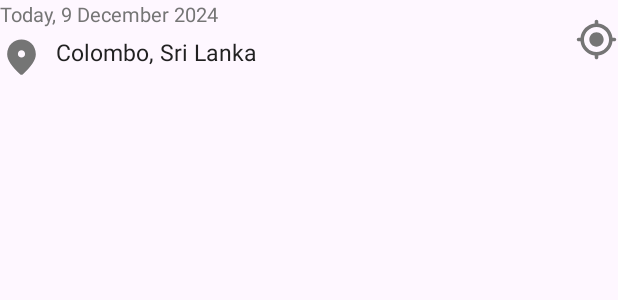
After one commit to Akilalochana/Software-Development-Group-Project-, an Android app: the layout item_container_current_location.xml on its own in the app's theme, with its tools: preview values and no code run, on a phone screen of 412 x 824 dp. The commit adds this screen. Shown: the top 300 px of the screen. Run offline under Robolectric (Android 15) with nearby library versions, the phone set to English and light mode, and no system bars.

Commit message:
add: Location layout setup
add some icons,edit colors,Create Location fragment,WeatherData,update HomeFragment and WeatherDataAdaptor

```diff
--- /dev/null
+++ b/Navinya/app/src/main/res/drawable/round_location_on_24.xml
@@ -0,0 +1,10 @@
+<vector xmlns:android="http://schemas.android.com/apk/res/android"
+    android:width="24dp"
+    android:height="24dp"
+    android:viewportWidth="24"
+    android:viewportHeight="24"
+    android:tint="#000000">
+  <path
+      android:fillColor="@android:color/white"
+      android:pathData="M12,2c-4.2,0 -8,3.22 -8,8.2c0,3.18 2.45,6.92 7.34,11.23c0.38,0.33 0.95,0.33 1.33,0C17.55,17.12 20,13.38 20,10.2C20,5.22 16.2,2 12,2zM12,12c-1.1,0 -2,-0.9 -2,-2c0,-1.1 0.9,-2 2,-2c1.1,0 2,0.9 2,2C14,11.1 13.1,12 12,12z"/>
+</vector>
--- /dev/null
+++ b/Navinya/app/src/main/res/drawable/round_my_location_24.xml
@@ -0,0 +1,10 @@
+<vector xmlns:android="http://schemas.android.com/apk/res/android"
+    android:width="24dp"
+    android:height="24dp"
+    android:viewportWidth="24"
+    android:viewportHeight="24"
+    android:tint="#000000">
+  <path
+      android:fillColor="@android:color/white"
+      android:pathData="M12,8c-2.21,0 -4,1.79 -4,4s1.79,4 4,4 4,-1.79 4,-4 -1.79,-4 -4,-4zM20.94,11c-0.46,-4.17 -3.77,-7.48 -7.94,-7.94L13,2c0,-0.55 -0.45,-1 -1,-1s-1,0.45 -1,1v1.06C6.83,3.52 3.52,6.83 3.06,11L2,11c-0.55,0 -1,0.45 -1,1s0.45,1 1,1h1.06c0.46,4.17 3.77,7.48 7.94,7.94L11,22c0,0.55 0.45,1 1,1s1,-0.45 1,-1v-1.06c4.17,-0.46 7.48,-3.77 7.94,-7.94L22,13c0.55,0 1,-0.45 1,-1s-0.45,-1 -1,-1h-1.06zM12,19c-3.87,0 -7,-3.13 -7,-7s3.13,-7 7,-7 7,3.13 7,7 -3.13,7 -7,7z"/>
+</vector>
--- /dev/null
+++ b/Navinya/app/src/main/res/layout/item_container_current_location.xml
@@ -0,0 +1,54 @@
+<?xml version="1.0" encoding="utf-8"?>
+<androidx.constraintlayout.widget.ConstraintLayout xmlns:android="http://schemas.android.com/apk/res/android"
+    android:layout_width="match_parent"
+    android:layout_height="match_parent"
+    xmlns:app="http://schemas.android.com/apk/res-auto"
+    xmlns:tools="http://schemas.android.com/tools">
+
+    <androidx.appcompat.widget.AppCompatTextView
+        android:id="@+id/textCurrentDate"
+        android:layout_width="0dp"
+        android:layout_height="wrap_content"
+        android:layout_marginEnd="@dimen/_4sdp"
+        android:textColor="@color/sonic_silver"
+        android:textSize="@dimen/_10ssp"
+        app:layout_constraintEnd_toStartOf="@id/imageCurrentLocation"
+        app:layout_constraintStart_toStartOf="parent"
+        app:layout_constraintTop_toTopOf="parent"
+        tools:text="Today, 9 December 2024" />
+
+    <androidx.appcompat.widget.AppCompatImageView
+        android:id="@+id/imageLocation"
+        android:layout_width="@dimen/_22sdp"
+        android:layout_height="@dimen/_22sdp"
+        android:layout_marginTop="@dimen/_4sdp"
+        android:src="@drawable/round_location_on_24"
+        android:tint="@color/sonic_silver"
+        app:layout_constraintStart_toStartOf="parent"
+        app:layout_constraintTop_toBottomOf="@+id/textCurrentDate"
+        />
+
+    <androidx.appcompat.widget.AppCompatTextView
+        android:id="@+id/textCurrentLocation"
+        android:layout_width="0dp"
+        android:layout_height="wrap_content"
+        android:layout_marginEnd="212dp"
+        android:textColor="@color/raisin_black"
+        android:textSize="@dimen/_12ssp"
+        app:layout_constraintBottom_toBottomOf="@id/imageLocation"
+        app:layout_constraintEnd_toStartOf="@id/imageCurrentLocation"
+        app:layout_constraintTop_toEndOf="@id/imageLocation"
+        app:layout_constraintTop_toTopOf="@id/imageLocation"
+        app:layout_constraintVertical_bias="0.0"
+        tools:text="Colombo, Sri Lanka" />
+
+    <androidx.appcompat.widget.AppCompatImageView
+        android:id="@+id/imageCurrentLocation"
+        android:layout_width="@dimen/_22sdp"
+        android:layout_height="@dimen/_22sdp"
+        android:src="@drawable/round_my_location_24"
+        android:tint="@color/sonic_silver"
+        app:layout_constraintBottom_toBottomOf="@id/imageLocation"
+        app:layout_constraintEnd_toEndOf="parent"
+        app:layout_constraintTop_toTopOf="@id/textCurrentDate"/>
+</androidx.constraintlayout.widget.ConstraintLayout>
--- a/Navinya/app/src/main/res/values/colors.xml
+++ b/Navinya/app/src/main/res/values/colors.xml
@@ -3,4 +3,6 @@
     <color name="black">#FF000000</color>
     <color name="white">#FFFFFF</color>
     <color name="cultured">#F5F5F8</color>
+    <color name="sonic_silver">#757575</color>
+    <color name="raisin_black">#212121</color>
 </resources>
```
Also changed, not shown: Navinya/app/src/main/java/com/example/weatherapptest2/data/WeatherData.kt (added, +8 -0 lines), Navinya/app/src/main/java/com/example/weatherapptest2/fragments/home/HomeFragment.kt (+32 -0 lines), Navinya/app/src/main/java/com/example/weatherapptest2/fragments/home/WeatherDataAdapter.kt (added, +58 -0 lines), Navinya/app/src/main/res/layout/fragment_home.xml (+10 -5 lines).
